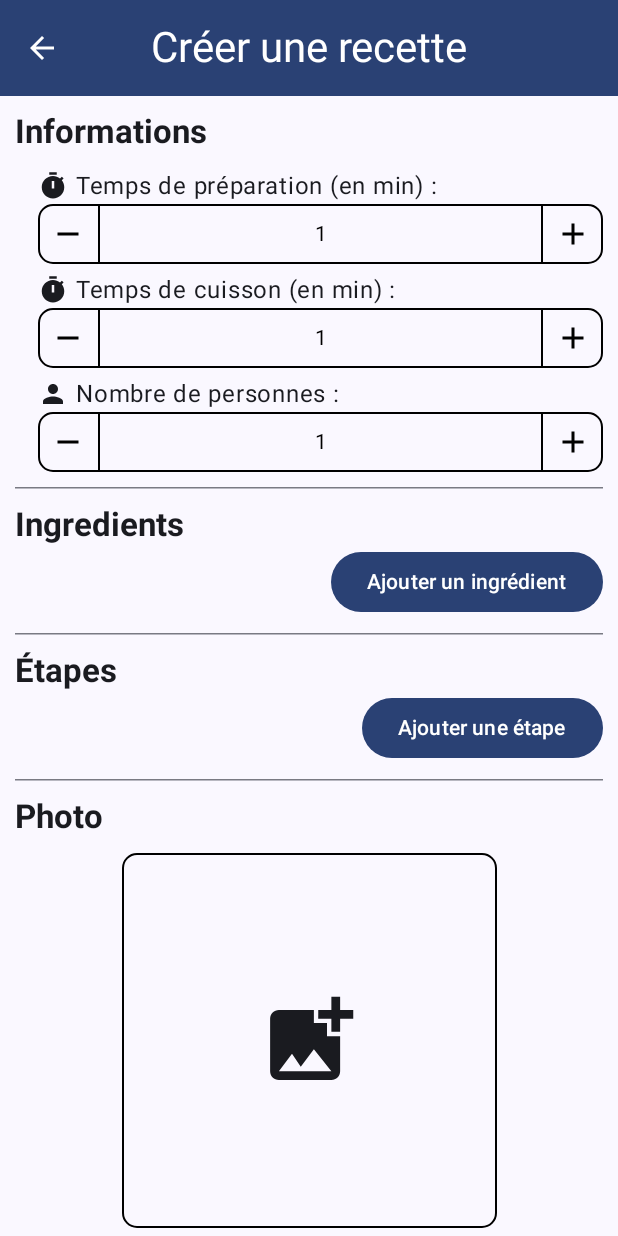
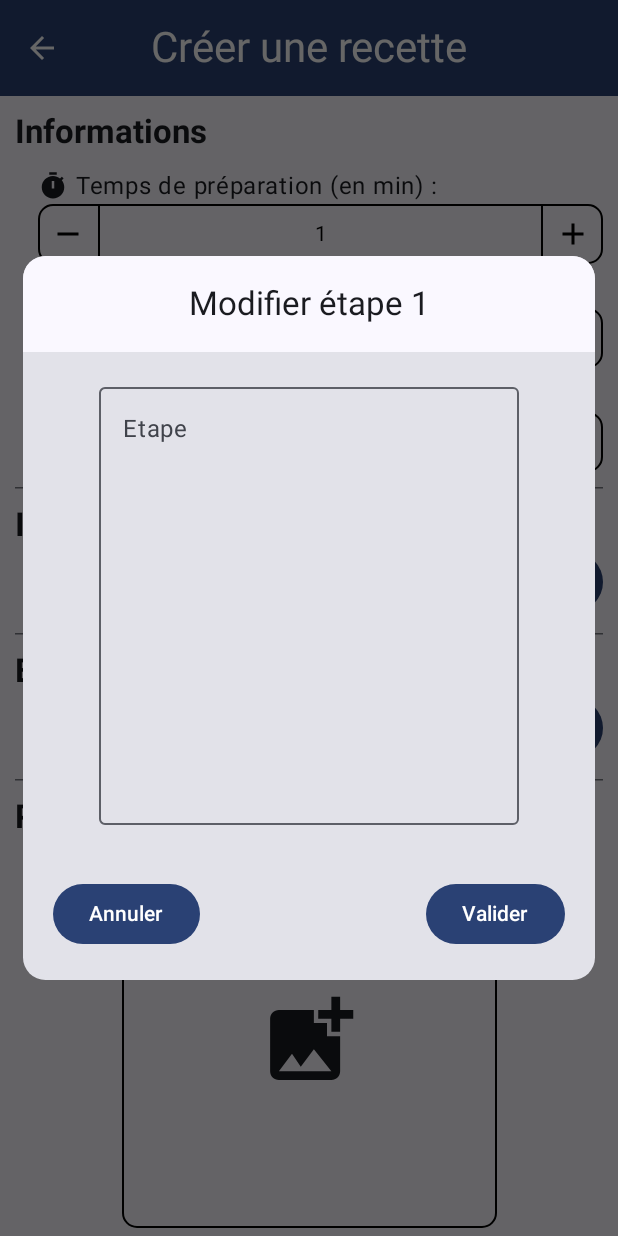
Before and after one commit to Valaaz/UFRMIMProjetDevMob, an Android app built with Jetpack Compose: the AddRecipeScreen screen opened through its navigation route, after a tap on "Ajouter une étape", on a phone screen of 412 x 824 dp. Run offline under Robolectric (Android 15) with nearby library versions, the light colour scheme and no system bars; 1 statement that could not run was skipped.

Commit message:
Can Add, Update and Delete a step

```diff
--- /dev/null
+++ b/app/src/main/java/com/valaz/ufrmim_projetdevmob/ui/components/AddStepDialog.kt
@@ -0,0 +1,95 @@
+package com.valaz.ufrmim_projetdevmob.ui.components
+
+import androidx.compose.foundation.layout.Arrangement
+import androidx.compose.foundation.layout.Column
+import androidx.compose.foundation.layout.Row
+import androidx.compose.foundation.layout.fillMaxWidth
+import androidx.compose.foundation.layout.height
+import androidx.compose.foundation.layout.padding
+import androidx.compose.foundation.shape.RoundedCornerShape
+import androidx.compose.material3.Button
+import androidx.compose.material3.Card
+import androidx.compose.material3.CenterAlignedTopAppBar
+import androidx.compose.material3.ExperimentalMaterial3Api
+import androidx.compose.material3.OutlinedTextField
+import androidx.compose.material3.Text
+import androidx.compose.runtime.Composable
+import androidx.compose.runtime.getValue
+import androidx.compose.runtime.mutableStateOf
+import androidx.compose.runtime.remember
+import androidx.compose.runtime.setValue
+import androidx.compose.ui.Alignment
+import androidx.compose.ui.Modifier
+import androidx.compose.ui.tooling.preview.Preview
+import androidx.compose.ui.unit.dp
+import androidx.compose.ui.window.Dialog
+import com.valaz.ufrmim_projetdevmob.model.Ingredient
+
+@OptIn(ExperimentalMaterial3Api::class)
+@Composable
+fun AddStepDialog(
+    step: String? = null,
+    stepNumber: Int,
+    onDismissRequest: () -> Unit,
+    onConfirmation: (String) -> Unit
+) {
+    var step by remember {
+        mutableStateOf(step ?: "")
+    }
+
+    Dialog(onDismissRequest = onDismissRequest) {
+        Card(
+            modifier = Modifier
+                .fillMaxWidth()
+                .padding(15.dp),
+            shape = RoundedCornerShape(15.dp),
+        ) {
+            Column(
+                horizontalAlignment = Alignment.CenterHorizontally,
+                verticalArrangement = Arrangement.spacedBy(15.dp)
+            ) {
+                CenterAlignedTopAppBar(title = {
+                    if (step != null)
+                        Text("Modifier étape ${stepNumber}")
+                    else
+                        Text("Ajouter une étape")
+                })
+                OutlinedTextField(
+                    value = step,
+                    onValueChange = { step = it },
+                    label = {
+                        Text(
+                            text = "Etape"
+                        )
+                    },
+                    singleLine = false,
+                    modifier = Modifier.height(300.dp)
+                )
+                Row(
+                    horizontalArrangement = Arrangement.SpaceBetween,
+                    modifier = Modifier
+                        .fillMaxWidth()
+                        .padding(20.dp)
+                ) {
+                    Button(onClick = onDismissRequest) {
+                        Text("Annuler")
+                    }
+                    Button(onClick = {
+                        if (step.isNotBlank()) {
+                            val newStep = step
+                            onConfirmation(newStep)
+                        }
+                    }) {
+                        Text("Valider")
+                    }
+                }
+            }
+        }
+    }
+}
+
+@Preview
+@Composable
+fun AddStepDialogPreview() {
+    AddStepDialog(stepNumber = 1, onDismissRequest = {}, onConfirmation = {})
+}
--- a/app/src/main/java/com/valaz/ufrmim_projetdevmob/ui/components/AddedIngredientCard.kt
+++ b/app/src/main/java/com/valaz/ufrmim_projetdevmob/ui/components/AddedIngredientCard.kt
@@ -30,7 +30,8 @@ fun AddedIngredientCard(
     RawButton(
         onClick = {
             updateIngredient(ingredient)
-        }, modifier = Modifier
+        },
+        modifier = Modifier
             .height(30.dp)
             .fillMaxWidth()
     ) {
--- a/app/src/main/java/com/valaz/ufrmim_projetdevmob/ui/screens/AddRecipeScreen.kt
+++ b/app/src/main/java/com/valaz/ufrmim_projetdevmob/ui/screens/AddRecipeScreen.kt
@@ -43,7 +43,9 @@ import androidx.compose.ui.tooling.preview.Preview
 import androidx.compose.ui.unit.dp
 import com.valaz.ufrmim_projetdevmob.model.Ingredient
 import com.valaz.ufrmim_projetdevmob.ui.components.AddIngredientDialog
+import com.valaz.ufrmim_projetdevmob.ui.components.AddStepDialog
 import com.valaz.ufrmim_projetdevmob.ui.components.AddedIngredientCard
+import com.valaz.ufrmim_projetdevmob.ui.components.AddedStepCard
 import com.valaz.ufrmim_projetdevmob.ui.components.NumberInputField
 import com.valaz.ufrmim_projetdevmob.ui.components.StepCard
 
@@ -236,7 +238,9 @@ fun IngredientsSection() {
 
 @Composable
 fun StepsSection() {
-    var steps: MutableList<String> = mutableListOf()
+    var steps by remember { mutableStateOf(mutableListOf<String>()) }
+    var openAddStepDialog by remember { mutableStateOf(false) }
+    var selectedStep by remember { mutableStateOf<String?>(null) }
 
     Column {
         Text(
@@ -248,13 +252,44 @@ fun StepsSection() {
         )
         Column(verticalArrangement = Arrangement.spacedBy(5.dp)) {
             steps.forEachIndexed { index, step ->
-                StepCard(step = step, stepNumber = index)
+                AddedStepCard(step = step, stepNumber = index + 1, deleteStep = { stepToRemove ->
+                    steps =
+                        steps.toMutableList().apply { remove(stepToRemove) }
+                },
+                    updateStep = {
+                        selectedStep = step
+                        openAddStepDialog = true
+                    })
             }
         }
-        Button(onClick = { /*TODO*/ }, modifier = Modifier.align(Alignment.End)) {
+        Button(onClick = {
+            selectedStep = null
+            openAddStepDialog = true
+        }, modifier = Modifier.align(Alignment.End)) {
             Text("Ajouter une étape")
         }
     }
+
+    if (openAddStepDialog) {
+        AddStepDialog(
+            step = selectedStep,
+            stepNumber = steps.size + 1,
+            onDismissRequest = { openAddStepDialog = false },
+            onConfirmation = { newStep ->
+                if (selectedStep == null) {
+                    // Ajout
+                    steps.add(newStep)
+                } else {
+                    // Modification
+                    steps = steps.toMutableList().map {
+                        if (it == selectedStep) newStep else it
+                    }.toMutableList()
+                }
+                openAddStepDialog = false
+            }
+        )
+    }
+
 }
 
 @Composable
```
Also changed, not shown: app/src/main/java/com/valaz/ufrmim_projetdevmob/ui/components/AddedStepCard.kt (added, +77 -0 lines).
